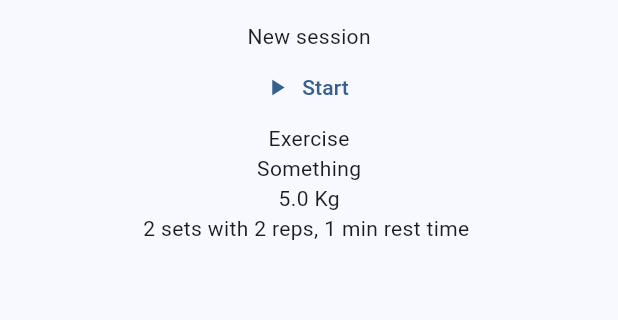
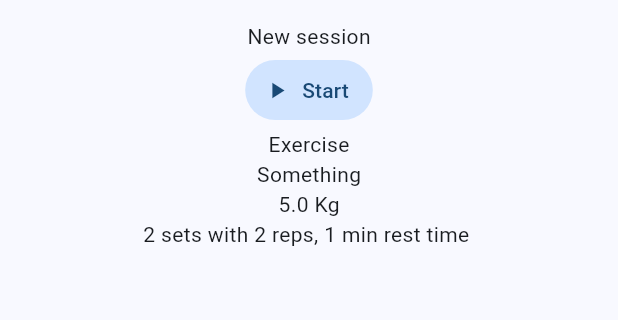
Before and after one commit to BaraShiro/WorkoutApp, a Flutter app: the screen it shows after launch, after a tap on "New workout session", after a tap on "New session", on a phone screen of 412 x 824 dp, the part 63-383 px from its top. Run offline on Flutter 3.47's test engine with Material 2 defaults, Android fonts, the phone set to English and light mode, and no system bars; our stand-ins replace bloc, equatable, flutter_bloc, fpdart, freezed_annotation, hive; accounts and stored records are empty.

Commit message:
Padding on session control buttons

```diff
--- a/lib/session/view/session_control_widget.dart
+++ b/lib/session/view/session_control_widget.dart
@@ -14,50 +14,70 @@ class SessionControlWidget extends StatelessWidget {
       mainAxisAlignment: MainAxisAlignment.center,
       children: switch (workout.state) {
         WorkoutState.notStarted => [
-          TextButton.icon(
+          Padding(
+            padding: const EdgeInsets.all(2),
+            child: TextButton.icon(
               onPressed: () => {context.read<SessionBloc>().add(SessionStartEvent(sessionUuid: workout.uuid))},
               icon: const Icon(Icons.play_arrow),
               label: const Text("Start"),
               style: TextButton.styleFrom(
-                foregroundColor: Theme.of(context).colorScheme.primary
+                  foregroundColor: Theme.of(context).colorScheme.onPrimaryContainer,
+                  backgroundColor: Theme.of(context).colorScheme.primaryContainer
+              ),
             ),
           ),
         ],
         WorkoutState.running => [
-          TextButton.icon(
+          Padding(
+            padding: const EdgeInsets.all(2),
+            child: TextButton.icon(
               onPressed: () => {context.read<SessionBloc>().add(SessionPauseEvent(sessionUuid: workout.uuid))},
               icon: const Icon(Icons.pause),
               label: const Text("Pause"),
               style: TextButton.styleFrom(
-                foregroundColor: Theme.of(context).colorScheme.primary
+                  foregroundColor: Theme.of(context).colorScheme.onPrimaryContainer,
+                  backgroundColor: Theme.of(context).colorScheme.primaryContainer
               ),
             ),
-          TextButton.icon(
+          ),
+          Padding(
+            padding: const EdgeInsets.all(2),
+            child: TextButton.icon(
               onPressed: () => {context.read<SessionBloc>().add(SessionFinishEvent(sessionUuid: workout.uuid))},
               icon: const Icon(Icons.stop),
               label: const Text("Finish"),
               style: TextButton.styleFrom(
-                foregroundColor: Theme.of(context).colorScheme.primary
+                  foregroundColor: Theme.of(context).colorScheme.onPrimaryContainer,
+                  backgroundColor: Theme.of(context).colorScheme.primaryContainer
+              ),
             ),
           ),
         ],
         WorkoutState.paused => [
-          TextButton.icon(
+          Padding(
+            padding: const EdgeInsets.all(2),
+            child: TextButton.icon(
               onPressed: () => {context.read<SessionBloc>().add(SessionResumeEvent(sessionUuid: workout.uuid))},
               icon: const Icon(Icons.play_arrow_outlined),
               label: const Text("Resume"),
               style: TextButton.styleFrom(
-                foregroundColor: Theme.of(context).colorScheme.primary
+                  foregroundColor: Theme.of(context).colorScheme.onPrimaryContainer,
+                  backgroundColor: Theme.of(context).colorScheme.primaryContainer
+              ),
             ),
           ),
         ],
         WorkoutState.finished => [
-          TextButton.icon(
+          Padding(
+            padding: const EdgeInsets.all(2),
+            child: TextButton.icon(
               onPressed: () => {context.read<SessionBloc>().add(SessionInitEvent(sessionUuid: workout.uuid))},
               icon: const Icon(Icons.replay),
               label: const Text("Reset"),
               style: TextButton.styleFrom(
-                foregroundColor: Theme.of(context).colorScheme.primary
+                  foregroundColor: Theme.of(context).colorScheme.onPrimaryContainer,
+                  backgroundColor: Theme.of(context).colorScheme.primaryContainer
+              ),
             ),
           ),
         ],
```
Lines whose indentation alone changed are shown as unchanged.
